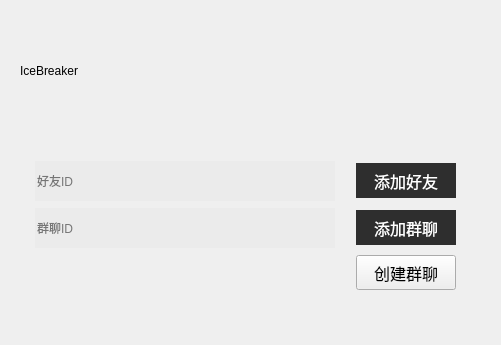
This is IBClient/add_friend.ui in AGuan177/QTice as Qt 5 draws it before an edit. The edited form follows.
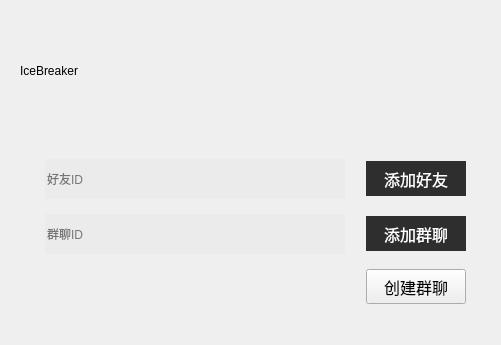
This is the edited form. Icons and pictures are not drawn.

What changed in the file:
```diff
--- a/IBClient/add_friend.ui
+++ b/IBClient/add_friend.ui
@@ -60,10 +60,10 @@
   <widget class="QWidget" name="gridLayoutWidget">
    <property name="geometry">
     <rect>
-     <x>20</x>
-     <y>160</y>
+     <x>30</x>
+     <y>150</y>
      <width>451</width>
-     <height>131</height>
+     <height>164</height>
     </rect>
    </property>
    <layout class="QGridLayout" name="gridLayout">
```
Left out of the diff: 204 changed lines with no effect on the pictures.
